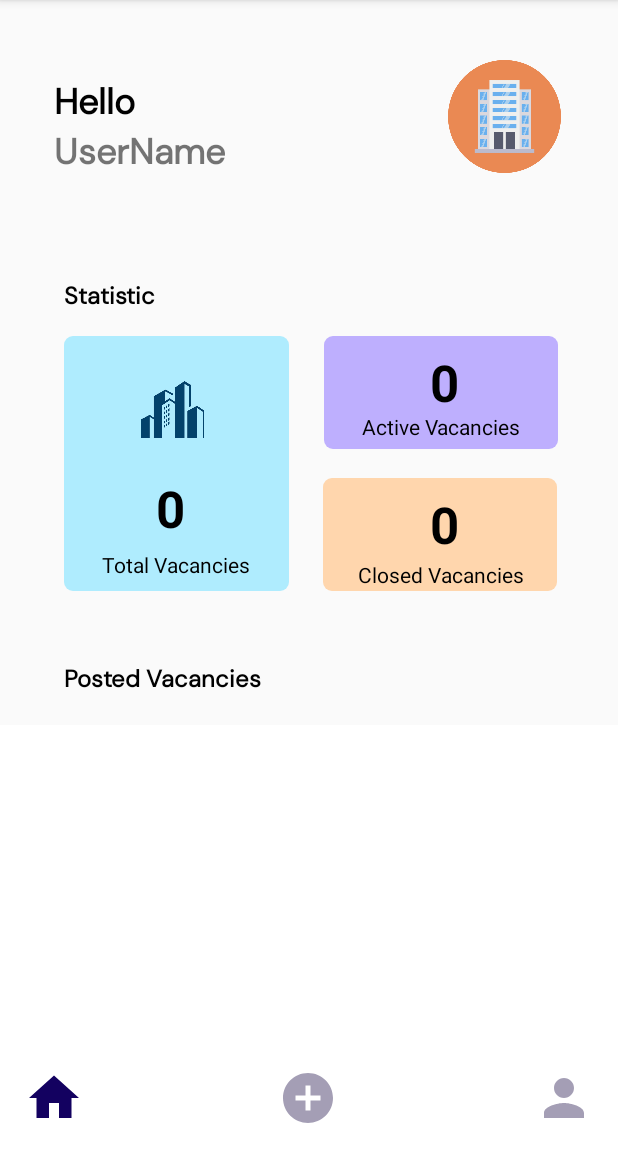
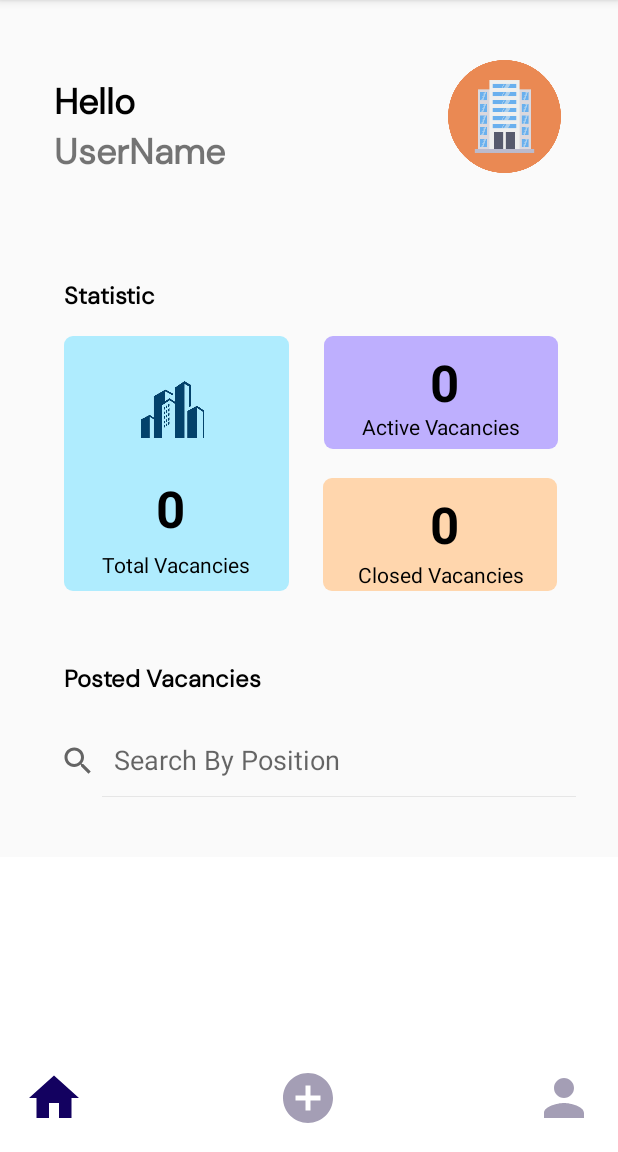
Before and after one commit to vidura-chathuranga/Jobspot-Jobseeking-Kotlin_App, an Android app: the CompanyHomeFrag screen opened directly, with no data from a screen before it, on a phone screen of 412 x 824 dp, the part 84-1236 px from its top. Run offline under Robolectric (Android 15) with nearby library versions, the phone set to English and light mode, and no system bars; our stand-ins replace Firebase (no records; nobody signed in at launch, a user with empty details on screens opened directly), data binding; 3 statements that could not run were skipped.

Commit message:
Search Functionality implemented in Company home view

```diff
--- a/app/src/main/java/vidura/chathuranga/jobspot/CompanyHomeFrag.kt
+++ b/app/src/main/java/vidura/chathuranga/jobspot/CompanyHomeFrag.kt
@@ -5,6 +5,7 @@ import androidx.fragment.app.Fragment
 import android.view.LayoutInflater
 import android.view.View
 import android.view.ViewGroup
+import androidx.appcompat.widget.SearchView
 import android.widget.Toast
 import androidx.recyclerview.widget.LinearLayoutManager
 import androidx.recyclerview.widget.RecyclerView
@@ -14,6 +15,8 @@ import com.google.firebase.database.FirebaseDatabase
 import vidura.chathuranga.jobspot.databinding.FragmentCompanyHomeBinding
 import android.widget.TextView
 import com.google.firebase.database.*
+import java.util.*
+import kotlin.collections.ArrayList
 
 
 class CompanyHomeFrag : Fragment() {
@@ -26,9 +29,11 @@ class CompanyHomeFrag : Fragment() {
     private lateinit var recyclerView: RecyclerView
     private lateinit var userName: TextView
     private lateinit var activeVacancies: TextView
+    private lateinit var searchView: SearchView
 
     //vacancies list
     private lateinit var vacanciesList: ArrayList<VacancyModel>
+    private lateinit var filteredVacanciesList: ArrayList<VacancyModel>
 
     override fun onCreateView(
         inflater: LayoutInflater, container: ViewGroup?,
@@ -40,8 +45,11 @@ class CompanyHomeFrag : Fragment() {
         // Initialize the vacancies list
         vacanciesList = ArrayList()
 
+        // Initialize the filtered vacancies list
+        filteredVacanciesList = ArrayList()
+
         // Initialize the vacancy adapter
-        vacancyAdapter = VacancyAdapter(vacanciesList)
+        vacancyAdapter = VacancyAdapter(filteredVacanciesList)
 
         // Initialize the recycler view
         recyclerView = binding.vacancyRecyclerView
@@ -91,6 +99,11 @@ class CompanyHomeFrag : Fragment() {
                     vacanciesList.add(vacancyModel)
                 }
             }
+
+            //set the filtered vacancies list
+            filteredVacanciesList.clear()
+            filteredVacanciesList.addAll(vacanciesList)
+
             //OnClick listener for the vacancy adapter
             vacancyAdapter.setOnItemClickListener(object : VacancyAdapter.OnItemClickListener {
                 override fun onItemClick(position: Int) {
@@ -105,13 +118,30 @@ class CompanyHomeFrag : Fragment() {
 
                 }
             })
+
             //notify the adapter
             vacancyAdapter.notifyDataSetChanged()
+
+            //get the search view
+            searchView = binding.searchView
+
+            //set the onQueryTextListener to the search view
+            // Set the query listener for the search view
+            searchView.setOnQueryTextListener(object : SearchView.OnQueryTextListener {
+                override fun onQueryTextSubmit(query: String): Boolean {
+                    return false
+                }
+
+                override fun onQueryTextChange(newText: String): Boolean {
+                    // Filter the vacancies list based on the search query
+                    filterVacancies(newText)
+                    return true
+                }
+            })
         }.addOnFailureListener {
             // Show error message
             Toast.makeText(requireContext(), "Error: ${it.message}", Toast.LENGTH_SHORT).show()
         }
-
         return binding.root
     }
 
@@ -215,4 +245,26 @@ class CompanyHomeFrag : Fragment() {
 
             })
     }
+
+    private fun filterVacancies(query: String) {
+        // Clear the filtered list
+        filteredVacanciesList.clear()
+
+        // If the query is empty, add all vacancies to the filtered list
+        if (query.isEmpty()) {
+            filteredVacanciesList.addAll(vacanciesList)
+        } else {
+            // Filter the vacancies list based on the search query
+            for (vacancy in vacanciesList) {
+                if (vacancy.jobPosition?.lowercase(Locale.getDefault())
+                        ?.contains(query.lowercase(Locale.getDefault())) == true
+                ) {
+                    filteredVacanciesList.add(vacancy)
+                }
+            }
+        }
+
+        // Notify the adapter that the data set has changed
+        vacancyAdapter.notifyDataSetChanged()
+    }
 }
--- a/app/src/main/res/layout/fragment_company_home.xml
+++ b/app/src/main/res/layout/fragment_company_home.xml
@@ -1,8 +1,9 @@
 <?xml version="1.0" encoding="utf-8"?>
-<layout>
-<ScrollView xmlns:android="http://schemas.android.com/apk/res/android"
-    xmlns:app="http://schemas.android.com/apk/res-auto"
-    xmlns:tools="http://schemas.android.com/tools" android:layout_height="wrap_content" android:layout_width="match_parent">
+<layout xmlns:tools="http://schemas.android.com/tools"
+    xmlns:android="http://schemas.android.com/apk/res/android"
+    xmlns:app="http://schemas.android.com/apk/res-auto">
+<ScrollView
+    android:layout_height="wrap_content" android:layout_width="match_parent">
 
     <androidx.constraintlayout.widget.ConstraintLayout
         android:layout_width="match_parent"
@@ -127,6 +128,17 @@
             app:layout_constraintStart_toStartOf="parent"
             app:layout_constraintTop_toBottomOf="@+id/textView37">
 
+            <androidx.appcompat.widget.SearchView
+                android:id="@+id/searchView"
+                android:layout_width="match_parent"
+                android:layout_height="wrap_content"
+                android:layout_margin="20dp"
+                android:iconifiedByDefault="false"
+                android:queryHint="@string/search"
+                android:theme="@style/Theme.AppCompat.Light"
+                app:iconifiedByDefault="false"
+                app:queryHint="@string/search" />
+
             <androidx.recyclerview.widget.RecyclerView
                 android:id="@+id/vacancyRecyclerView"
                 android:layout_width="match_parent"
--- a/app/src/main/res/values/strings.xml
+++ b/app/src/main/res/values/strings.xml
@@ -34,7 +34,7 @@
     <string name="job_pos">Job Position</string>
     <string name="position_hint">Administrative Assistance</string>
     <string name="type_work">Type Of Workplace</string>
-    <string name="onsite">On-Site</string>
+    <string name="onsite">On Site</string>
     <string name="j_location">Job Location</string>
     <string name="job_location">Malabe</string>
     <string name="company">Lotus Lanka</string>
@@ -61,6 +61,7 @@
     <string name="_21">21</string>
     <string name="signout">signout</string>
     <string name="active">Active</string>
+    <string name="search">"Search By Position "</string>
     <string-array name="typeOfWorkplace">
         <item>On-place</item>
         <item>Online</item>
```
Also changed, not shown: app/src/main/res/drawable/search_bar.png (added).
